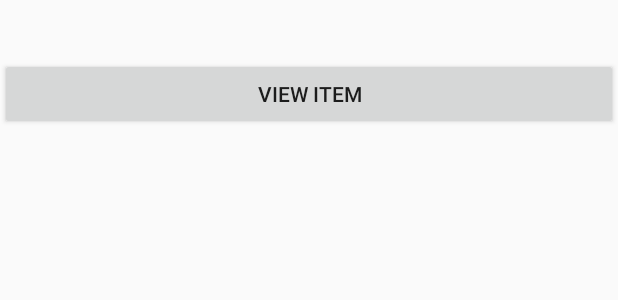
After one commit to bferguson92/ShowApplication, an Android app: the layout customer_item_layout.xml on its own in the app's theme, with its tools: preview values and no code run, on a phone screen of 412 x 824 dp. The commit adds this screen. Shown: the top 300 px of the screen. Run offline under Robolectric (Android 15) with nearby library versions, the phone set to English and light mode, and no system bars.

Commit message:
done for today

```diff
--- a/app/build.gradle
+++ b/app/build.gradle
@@ -28,6 +28,7 @@ dependencies {
     implementation"org.jetbrains.kotlin:kotlin-stdlib-jdk7:$kotlin_version"
     implementation 'androidx.appcompat:appcompat:1.0.2'
     implementation 'androidx.core:core-ktx:1.0.2'
+    implementation 'com.google.android.material:material:1.0.0'
     implementation 'androidx.constraintlayout:constraintlayout:1.1.3'
     testImplementation 'junit:junit:4.12'
     androidTestImplementation 'androidx.test.ext:junit:1.1.0'
--- a/app/src/main/AndroidManifest.xml
+++ b/app/src/main/AndroidManifest.xml
@@ -9,7 +9,7 @@
         android:roundIcon="@mipmap/ic_launcher_round"
         android:supportsRtl="true"
         android:theme="@style/AppTheme">
-        <activity android:name=".MainActivity">
+        <activity android:name=".view.MainActivity">
             <intent-filter>
                 <action android:name="android.intent.action.MAIN" />
 
--- /dev/null
+++ b/app/src/main/java/com/example/showapplication/model/Customer.kt
@@ -0,0 +1,4 @@
+package com.example.showapplication.model
+
+
+class Customer( val name: String,  val relation: String)
--- /dev/null
+++ b/app/src/main/res/layout/customer_item_layout.xml
@@ -0,0 +1,28 @@
+<?xml version="1.0" encoding="utf-8"?>
+<androidx.constraintlayout.widget.ConstraintLayout xmlns:android="http://schemas.android.com/apk/res/android"
+    android:layout_width="match_parent"
+    android:layout_height="match_parent"
+    xmlns:app="http://schemas.android.com/apk/res-auto">
+
+    <TextView
+        android:id="@+id/text_view_name"
+        android:layout_width="match_parent"
+        android:layout_height="wrap_content"
+        app:layout_constraintTop_toTopOf="parent"
+        app:layout_constraintStart_toStartOf="parent"/>
+
+    <TextView
+        android:id="@+id/text_view_relation"
+        android:layout_width="match_parent"
+        android:layout_height="wrap_content"
+        app:layout_constraintTop_toBottomOf="@+id/text_view_name"/>
+
+    <Button
+        android:id="@+id/button_show_item"
+        android:layout_width="match_parent"
+        android:layout_height="wrap_content"
+        android:gravity="center"
+        android:text="@string/view_item"
+        app:layout_constraintTop_toBottomOf="@+id/text_view_relation"/>
+
+</androidx.constraintlayout.widget.ConstraintLayout>
--- a/app/src/main/res/values/strings.xml
+++ b/app/src/main/res/values/strings.xml
@@ -1,3 +1,4 @@
 <resources>
     <string name="app_name">ShowApplication</string>
+    <string name="view_item">VIEW ITEM</string>
 </resources>
```
Also changed, not shown: app/src/main/java/com/example/showapplication/MainActivity.kt (deleted, +0 -58 lines), app/src/main/java/com/example/showapplication/adapter/CustomerAdapter.kt (added, +46 -0 lines), app/src/main/java/com/example/showapplication/view/MainActivity.kt (added, +69 -0 lines), app/src/main/res/layout/activity_main.xml (+5 -11 lines).
